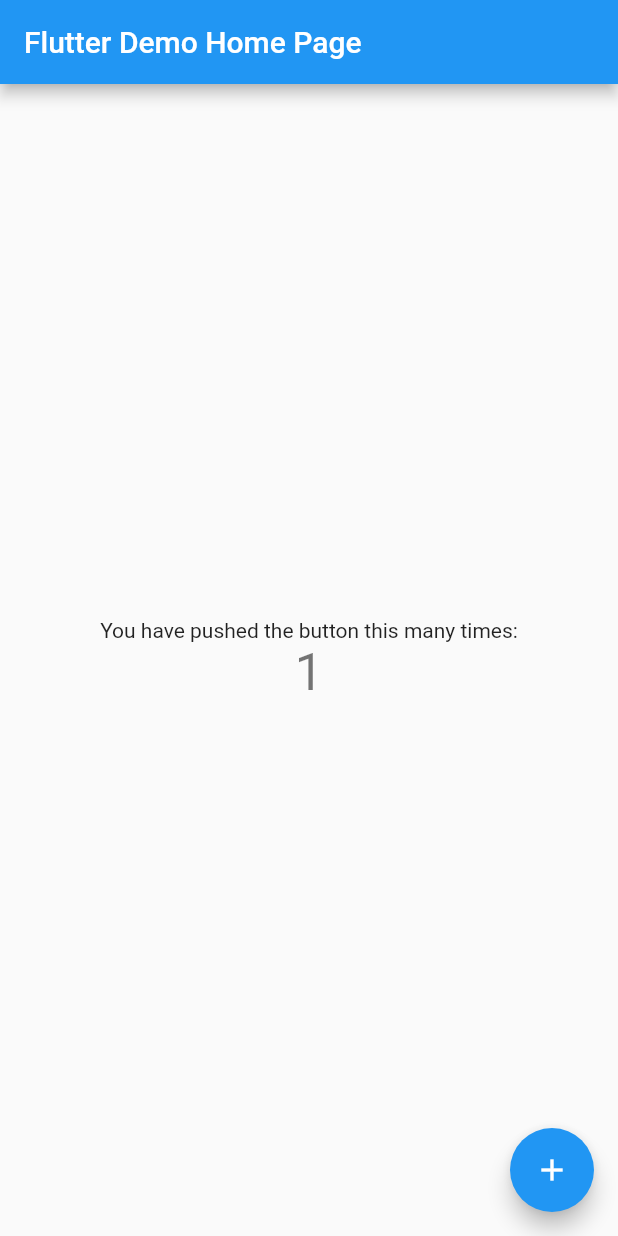
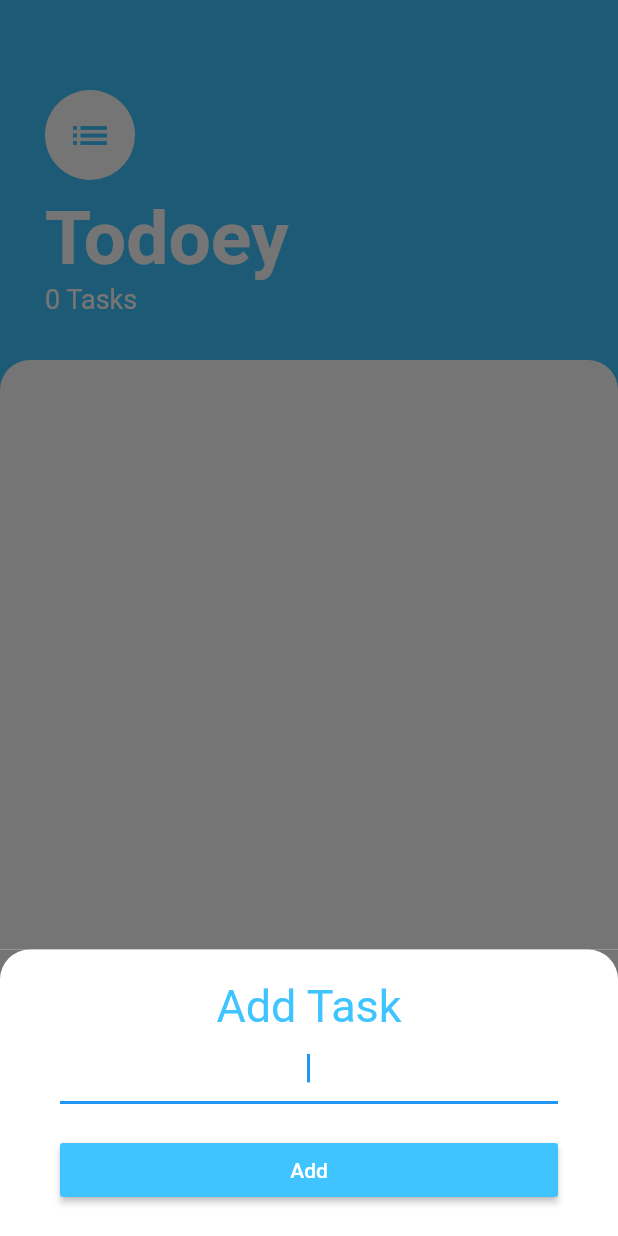
Before and after one commit to CodeBaboon/scratchpad, a Flutter app: the screen it shows after launch, after a tap on the "add" icon, on a phone screen of 412 x 824 dp. Run offline on Flutter 3.47's test engine with Material 2 defaults, Android fonts, the phone set to English and light mode, and no system bars; our stand-ins replace animated_text_kit, audioplayers, cloud_firestore, firebase_auth, firebase_core, flutter_spinkit and 4 more; accounts and stored records are empty.

Commit message:
implement state management via provider

```diff
--- /dev/null
+++ b/flutter-playground/todoey_flutter/lib/constants.dart
@@ -0,0 +1,9 @@
+import 'package:flutter/material.dart';
+
+const roundedContainerDecoration = BoxDecoration(
+  color: Colors.white,
+  borderRadius: BorderRadius.only(
+    topLeft: Radius.circular(20.0),
+    topRight: Radius.circular(20.0),
+  ),
+);
--- a/flutter-playground/todoey_flutter/lib/main.dart
+++ b/flutter-playground/todoey_flutter/lib/main.dart
@@ -1,4 +1,7 @@
 import 'package:flutter/material.dart';
+import 'package:provider/provider.dart';
+import './providers/task_provider.dart';
+import './screens/tasks_screen.dart';
 
 void main() {
   runApp(const MyApp());
@@ -10,7 +13,9 @@
   // This widget is the root of your application.
   @override
   Widget build(BuildContext context) {
-    return MaterialApp(
+    return ChangeNotifierProvider<TaskProvider>(
+      create: (context) => TaskProvider(),
+      builder: (context, child) => MaterialApp(
         title: 'Flutter Demo',
         theme: ThemeData(
           // This is the theme of your application.
@@ -24,92 +29,8 @@
           // is not restarted.
           primarySwatch: Colors.blue,
         ),
-      home: const MyHomePage(title: 'Flutter Demo Home Page'),
+        home: const TasksScreen(),
+      ),
     );
   }
 }
-
-class MyHomePage extends StatefulWidget {
-  const MyHomePage({super.key, required this.title});
-
-  // This widget is the home page of your application. It is stateful, meaning
-  // that it has a State object (defined below) that contains fields that affect
-  // how it looks.
-
-  // This class is the configuration for the state. It holds the values (in this
-  // case the title) provided by the parent (in this case the App widget) and
-  // used by the build method of the State. Fields in a Widget subclass are
-  // always marked "final".
-
-  final String title;
-
-  @override
-  State<MyHomePage> createState() => _MyHomePageState();
-}
-
-class _MyHomePageState extends State<MyHomePage> {
-  int _counter = 0;
-
-  void _incrementCounter() {
-    setState(() {
-      // This call to setState tells the Flutter framework that something has
-      // changed in this State, which causes it to rerun the build method below
-      // so that the display can reflect the updated values. If we changed
-      // _counter without calling setState(), then the build method would not be
-      // called again, and so nothing would appear to happen.
-      _counter++;
-    });
-  }
-
-  @override
-  Widget build(BuildContext context) {
-    // This method is rerun every time setState is called, for instance as done
-    // by the _incrementCounter method above.
-    //
-    // The Flutter framework has been optimized to make rerunning build methods
-    // fast, so that you can just rebuild anything that needs updating rather
-    // than having to individually change instances of widgets.
-    return Scaffold(
-      appBar: AppBar(
-        // Here we take the value from the MyHomePage object that was created by
-        // the App.build method, and use it to set our appbar title.
-        title: Text(widget.title),
-      ),
-      body: Center(
-        // Center is a layout widget. It takes a single child and positions it
-        // in the middle of the parent.
-        child: Column(
-          // Column is also a layout widget. It takes a list of children and
-          // arranges them vertically. By default, it sizes itself to fit its
-          // children horizontally, and tries to be as tall as its parent.
-          //
-          // Invoke "debug painting" (press "p" in the console, choose the
-          // "Toggle Debug Paint" action from the Flutter Inspector in Android
-          // Studio, or the "Toggle Debug Paint" command in Visual Studio Code)
-          // to see the wireframe for each widget.
-          //
-          // Column has various properties to control how it sizes itself and
-          // how it positions its children. Here we use mainAxisAlignment to
-          // center the children vertically; the main axis here is the vertical
-          // axis because Columns are vertical (the cross axis would be
-          // horizontal).
-          mainAxisAlignment: MainAxisAlignment.center,
-          children: <Widget>[
-            const Text(
-              'You have pushed the button this many times:',
-            ),
-            Text(
-              '$_counter',
-              style: Theme.of(context).textTheme.headline4,
-            ),
-          ],
-        ),
-      ),
-      floatingActionButton: FloatingActionButton(
-        onPressed: _incrementCounter,
-        tooltip: 'Increment',
-        child: const Icon(Icons.add),
-      ), // This trailing comma makes auto-formatting nicer for build methods.
-    );
-  }
-}
--- /dev/null
+++ b/flutter-playground/todoey_flutter/lib/models/task.dart
@@ -0,0 +1,10 @@
+class Task {
+  final String name;
+  bool isDone;
+
+  Task({required this.name, this.isDone = false});
+
+  void toggleDone() {
+    isDone = !isDone;
+  }
+}
--- /dev/null
+++ b/flutter-playground/todoey_flutter/lib/providers/task_provider.dart
@@ -0,0 +1,30 @@
+import 'package:flutter/foundation.dart';
+import '../models/task.dart';
+import 'dart:collection';
+
+class TaskProvider extends ChangeNotifier {
+  final List<Task> _tasks = [];
+
+  int get taskCount {
+    return _tasks.length;
+  }
+
+  UnmodifiableListView<Task> get tasks {
+    return UnmodifiableListView(_tasks);
+  }
+
+  void addTask(Task task) {
+    _tasks.add(task);
+    notifyListeners();
+  }
+
+  void toggleDone(Task task) {
+    task.toggleDone();
+    notifyListeners();
+  }
+
+  void deleteTask(Task task) {
+    _tasks.remove(task);
+    notifyListeners();
+  }
+}
--- /dev/null
+++ b/flutter-playground/todoey_flutter/lib/screens/add_task_screen.dart
@@ -0,0 +1,66 @@
+import 'package:flutter/material.dart';
+import 'package:todoey_flutter/constants.dart';
+import '../models/task.dart';
+
+class AddTaskScreen extends StatefulWidget {
+  const AddTaskScreen({
+    super.key,
+    this.onAddPressed,
+  });
+
+  final Function(Task)? onAddPressed;
+
+  @override
+  State<AddTaskScreen> createState() => _AddTaskScreenState();
+}
+
+class _AddTaskScreenState extends State<AddTaskScreen> {
+  final TextEditingController taskTextController = TextEditingController();
+
+  @override
+  Widget build(BuildContext context) {
+    return Container(
+      color: const Color(0xFF757575),
+      child: Container(
+        padding: const EdgeInsets.symmetric(
+          vertical: 20.0,
+          horizontal: 40.0,
+        ),
+        decoration: roundedContainerDecoration,
+        child: Column(
+          crossAxisAlignment: CrossAxisAlignment.stretch,
+          mainAxisAlignment: MainAxisAlignment.start,
+          children: [
+            const Text(
+              'Add Task',
+              textAlign: TextAlign.center,
+              style: TextStyle(
+                color: Colors.lightBlueAccent,
+                fontSize: 30.0,
+              ),
+            ),
+            TextField(
+              controller: taskTextController,
+              autofocus: true,
+              textAlign: TextAlign.center,
+            ),
+            const SizedBox(
+              height: 20.0,
+            ),
+            MaterialButton(
+              onPressed: () {
+                widget.onAddPressed!(Task(name: taskTextController.text));
+                taskTextController.clear();
+              },
+              color: Colors.lightBlueAccent,
+              child: const Text(
+                'Add',
+                style: TextStyle(color: Colors.white),
+              ),
+            ),
+          ],
+        ),
+      ),
+    );
+  }
+}
--- /dev/null
+++ b/flutter-playground/todoey_flutter/lib/screens/tasks_screen.dart
@@ -0,0 +1,91 @@
+import 'package:flutter/material.dart';
+import 'package:provider/provider.dart';
+import 'package:todoey_flutter/constants.dart';
+import 'package:todoey_flutter/providers/task_provider.dart';
+import '../widgets/taskList_widget.dart';
+import './add_task_screen.dart';
+
+class TasksScreen extends StatelessWidget {
+  const TasksScreen({super.key});
+
+  @override
+  Widget build(BuildContext context) {
+    return Scaffold(
+      backgroundColor: Colors.lightBlueAccent,
+      floatingActionButton: FloatingActionButton(
+          backgroundColor: Colors.lightBlueAccent,
+          child: const Icon(Icons.add),
+          onPressed: () => {
+                showModalBottomSheet(
+                  context: context,
+                  isScrollControlled: true,
+                  builder: (context) => SingleChildScrollView(
+                    child: Container(
+                      padding: EdgeInsets.only(
+                          bottom: MediaQuery.of(context).viewInsets.bottom),
+                      child: AddTaskScreen(
+                        onAddPressed: (task) {
+                          Provider.of<TaskProvider>(context, listen: false)
+                              .addTask(task);
+                          Navigator.pop(context);
+                        },
+                      ),
+                    ),
+                  ),
+                )
+              }),
+      body: Column(
+        crossAxisAlignment: CrossAxisAlignment.start,
+        children: [
+          Container(
+            padding: const EdgeInsets.only(
+              top: 60.0,
+              left: 30.0,
+              right: 30.0,
+              bottom: 30.0,
+            ),
+            child: Column(
+              crossAxisAlignment: CrossAxisAlignment.start,
+              children: [
+                const CircleAvatar(
+                  backgroundColor: Colors.white,
+                  radius: 30.0,
+                  child: Icon(
+                    Icons.list,
+                    size: 30.0,
+                    color: Colors.lightBlueAccent,
+                  ),
+                ),
+                const SizedBox(
+                  height: 10.0,
+                ),
+                const Text(
+                  'Todoey',
+                  style: TextStyle(
+                    color: Colors.white,
+                    fontSize: 50.0,
+                    fontWeight: FontWeight.w700,
+                  ),
+                ),
+                Text(
+                  '${Provider.of<TaskProvider>(context).taskCount} Tasks',
+                  style: const TextStyle(
+                    color: Colors.white,
+                    fontSize: 18.0,
+                  ),
+                ),
+              ],
+            ),
+          ),
+          Expanded(
+            child: Container(
+              padding: const EdgeInsets.symmetric(horizontal: 20.0),
+              decoration: roundedContainerDecoration,
+              child: const TaskListWidget(),
+            ),
+          ),
+        ],
+      ),
+    );
+  }
+}
--- /dev/null
+++ b/flutter-playground/todoey_flutter/lib/widgets/taskList_widget.dart
@@ -0,0 +1,29 @@
+import 'package:flutter/material.dart';
+import 'package:provider/provider.dart';
+import './task_widget.dart';
+import 'package:todoey_flutter/providers/task_provider.dart';
+
+class TaskListWidget extends StatelessWidget {
+  const TaskListWidget({
+    Key? key,
+  }) : super(key: key);
+
+  @override
+  Widget build(BuildContext context) {
+    return Consumer<TaskProvider>(
+      builder: (context, taskProvider, child) => ListView.builder(
+        itemBuilder: (context, index) {
+          final task = taskProvider.tasks[index];
+          return TaskWidget(
+            task: task,
+            onChecked: (bool? value) {
+              taskProvider.toggleDone(task);
+            },
+            onLongPress: () => taskProvider.deleteTask(task),
+          );
+        },
+        itemCount: taskProvider.taskCount,
+      ),
+    );
+  }
+}
--- /dev/null
+++ b/flutter-playground/todoey_flutter/lib/widgets/task_widget.dart
@@ -0,0 +1,33 @@
+import 'package:flutter/material.dart';
+import '../models/task.dart';
+
+class TaskWidget extends StatelessWidget {
+  const TaskWidget({
+    super.key,
+    required this.task,
+    this.onChecked,
+    this.onLongPress,
+  });
+  final Task task;
+  final Function(bool?)? onChecked;
+  final GestureLongPressCallback? onLongPress;
+
+  @override
+  Widget build(BuildContext context) {
+    return ListTile(
+      title: Text(
+        task.name,
+        style: TextStyle(
+          decoration:
+              task.isDone ? TextDecoration.lineThrough : TextDecoration.none,
+        ),
+      ),
+      trailing: Checkbox(
+        value: task.isDone,
+        activeColor: Colors.lightBlueAccent,
+        onChanged: onChecked,
+      ),
+      onLongPress: onLongPress,
+    );
+  }
+}
--- a/flutter-playground/todoey_flutter/pubspec.yaml
+++ b/flutter-playground/todoey_flutter/pubspec.yaml
@@ -36,6 +36,7 @@
   # The following adds the Cupertino Icons font to your application.
   # Use with the CupertinoIcons class for iOS style icons.
   cupertino_icons: ^1.0.2
+  provider: ^6.0.5
 
 dev_dependencies:
   flutter_test:
```
Also changed, not shown: flutter-playground/todoey_flutter/pubspec.lock, 1 other file. Lines whose indentation alone changed are shown as unchanged.
